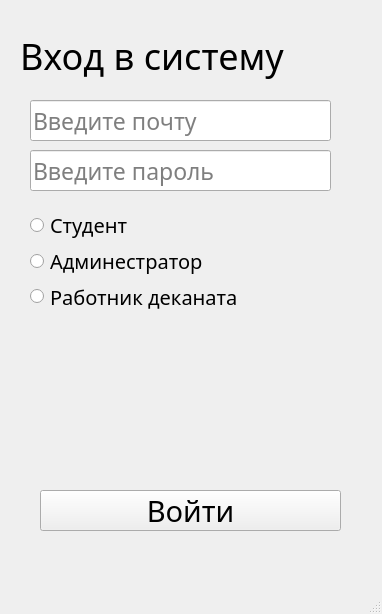
Above: App/Design/mainWindow.ui from rokisto2/Accomidation before the change. Below: the same form after it.
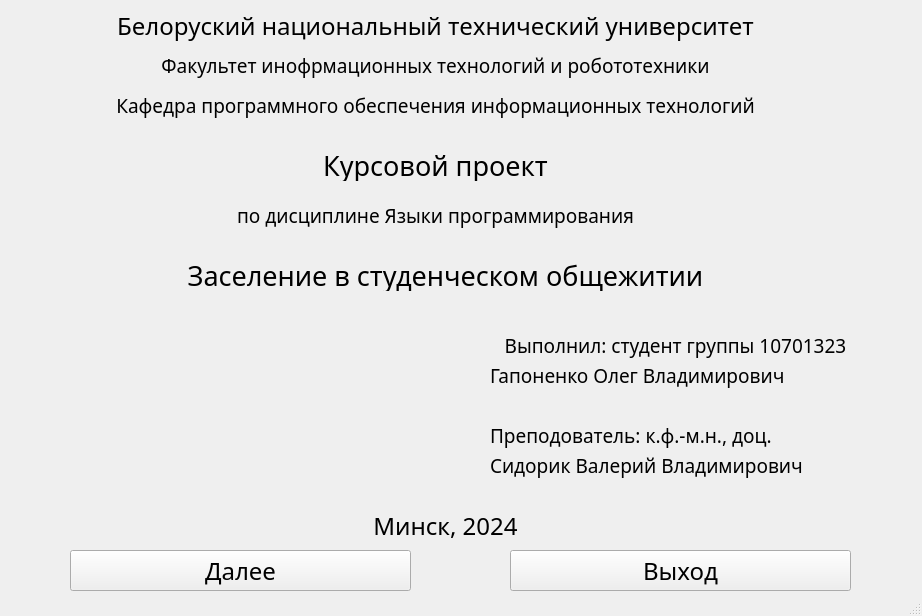
That is the form after the change. Icons and pictures are not drawn.

The edit to the form file:
```diff
--- a/App/Design/mainWindow.ui
+++ b/App/Design/mainWindow.ui
@@ -6,8 +6,8 @@
    <rect>
     <x>0</x>
     <y>0</y>
-    <width>382</width>
-    <height>614</height>
+    <width>922</width>
+    <height>616</height>
    </rect>
   </property>
   <property name="windowTitle">
@@ -17,156 +17,292 @@
    <widget class="QLabel" name="label">
     <property name="geometry">
      <rect>
-      <x>20</x>
-      <y>30</y>
-      <width>331</width>
-      <height>51</height>
+      <x>60</x>
+      <y>10</y>
+      <width>751</width>
+      <height>31</height>
      </rect>
     </property>
     <property name="font">
      <font>
-      <family>Ubuntu Mono</family>
-      <pointsize>27</pointsize>
+      <family>Cascadia Mono</family>
+      <pointsize>18</pointsize>
      </font>
     </property>
     <property name="text">
-     <string>Вход в систему</string>
+     <string>Белоруский национальный технический университет</string>
     </property>
+    <property name="alignment">
+     <set>Qt::AlignmentFlag::AlignCenter</set>
+    </property>
    </widget>
-   <widget class="QLineEdit" name="mail">
+   <widget class="QLabel" name="label_2">
     <property name="geometry">
      <rect>
-      <x>30</x>
-      <y>100</y>
-      <width>301</width>
-      <height>41</height>
+      <x>60</x>
+      <y>50</y>
+      <width>751</width>
+      <height>31</height>
      </rect>
     </property>
     <property name="font">
      <font>
-      <family>Ubuntu Mono</family>
-      <pointsize>17</pointsize>
+      <family>Cascadia Mono</family>
+      <pointsize>14</pointsize>
      </font>
     </property>
-    <property name="inputMask">
-     <string/>
+    <property name="text">
+     <string>Факультет инофрмационных технологий и робототехники</string>
     </property>
+    <property name="alignment">
+     <set>Qt::AlignmentFlag::AlignCenter</set>
+    </property>
+   </widget>
+   <widget class="QLabel" name="label_3">
+    <property name="geometry">
+     <rect>
+      <x>60</x>
+      <y>90</y>
+      <width>751</width>
+      <height>31</height>
+     </rect>
+    </property>
+    <property name="font">
+     <font>
+      <family>Cascadia Mono</family>
+      <pointsize>14</pointsize>
+     </font>
+    </property>
     <property name="text">
-     <string extracomment=" "/>
+     <string>Кафедра программного обеспечения информационных технологий</string>
     </property>
-    <property name="placeholderText">
-     <string>Введите почту</string>
+    <property name="alignment">
+     <set>Qt::AlignmentFlag::AlignCenter</set>
     </property>
    </widget>
-   <widget class="QLineEdit" name="password">
+   <widget class="QLabel" name="label_4">
     <property name="geometry">
      <rect>
-      <x>30</x>
+      <x>60</x>
       <y>150</y>
-      <width>301</width>
-      <height>41</height>
+      <width>751</width>
+      <height>31</height>
      </rect>
     </property>
     <property name="font">
      <font>
-      <family>Ubuntu Mono</family>
-      <pointsize>17</pointsize>
+      <family>Cascadia Mono</family>
+      <pointsize>20</pointsize>
      </font>
     </property>
-    <property name="inputMask">
-     <string/>
+    <property name="text">
+     <string>Курсовой проект</string>
     </property>
+    <property name="alignment">
+     <set>Qt::AlignmentFlag::AlignCenter</set>
+    </property>
+   </widget>
+   <widget class="QLabel" name="label_5">
+    <property name="geometry">
+     <rect>
+      <x>60</x>
+      <y>200</y>
+      <width>751</width>
+      <height>31</height>
+     </rect>
+    </property>
+    <property name="font">
+     <font>
+      <family>Cascadia Mono</family>
+      <pointsize>14</pointsize>
+     </font>
+    </property>
     <property name="text">
-     <string extracomment=" "/>
+     <string>по дисциплине Языки программирования</string>
     </property>
-    <property name="placeholderText">
-     <string>Введите пароль</string>
+    <property name="alignment">
+     <set>Qt::AlignmentFlag::AlignCenter</set>
     </property>
    </widget>
-   <widget class="QPushButton" name="loginButton">
+   <widget class="QLabel" name="label_6">
     <property name="geometry">
      <rect>
-      <x>40</x>
-      <y>490</y>
-      <width>301</width>
+      <x>70</x>
+      <y>260</y>
+      <width>751</width>
+      <height>31</height>
+     </rect>
+    </property>
+    <property name="font">
+     <font>
+      <family>Cascadia Mono</family>
+      <pointsize>20</pointsize>
+     </font>
+    </property>
+    <property name="text">
+     <string>Заселение в студенческом общежитии</string>
+    </property>
+    <property name="alignment">
+     <set>Qt::AlignmentFlag::AlignCenter</set>
+    </property>
+   </widget>
+   <widget class="QLabel" name="label_7">
+    <property name="geometry">
+     <rect>
+      <x>490</x>
+      <y>330</y>
+      <width>371</width>
+      <height>31</height>
+     </rect>
+    </property>
+    <property name="font">
+     <font>
+      <family>Cascadia Mono</family>
+      <pointsize>14</pointsize>
+     </font>
+    </property>
+    <property name="text">
+     <string>Выполнил: студент группы 10701323</string>
+    </property>
+    <property name="alignment">
+     <set>Qt::AlignmentFlag::AlignCenter</set>
+    </property>
+   </widget>
+   <widget class="QLabel" name="label_8">
+    <property name="geometry">
+     <rect>
+      <x>490</x>
+      <y>360</y>
+      <width>371</width>
+      <height>31</height>
+     </rect>
+    </property>
+    <property name="font">
+     <font>
+      <family>Cascadia Mono</family>
+      <pointsize>14</pointsize>
+     </font>
+    </property>
+    <property name="text">
+     <string>Гапоненко Олег Владимирович</string>
+    </property>
+   </widget>
+   <widget class="QLabel" name="label_9">
+    <property name="geometry">
+     <rect>
+      <x>490</x>
+      <y>420</y>
+      <width>371</width>
+      <height>31</height>
+     </rect>
+    </property>
+    <property name="font">
+     <font>
+      <family>Cascadia Mono</family>
+      <pointsize>14</pointsize>
+     </font>
+    </property>
+    <property name="text">
+     <string>Преподователь: к.ф.-м.н., доц.</string>
+    </property>
+   </widget>
+   <widget class="QLabel" name="label_10">
+    <property name="geometry">
+     <rect>
+      <x>490</x>
+      <y>450</y>
+      <width>371</width>
+      <height>31</height>
+     </rect>
+    </property>
+    <property name="font">
+     <font>
+      <family>Cascadia Mono</family>
+      <pointsize>14</pointsize>
+     </font>
+    </property>
+    <property name="text">
+     <string>Сидорик Валерий Владимирович</string>
+    </property>
+   </widget>
+   <widget class="QLabel" name="label_11">
+    <property name="geometry">
+     <rect>
+      <x>70</x>
+      <y>510</y>
+      <width>751</width>
+      <height>31</height>
+     </rect>
+    </property>
+    <property name="font">
+     <font>
+      <family>Cascadia Mono</family>
+      <pointsize>18</pointsize>
+     </font>
+    </property>
+    <property name="text">
+     <string>Минск, 2024</string>
+    </property>
+    <property name="alignment">
+     <set>Qt::AlignmentFlag::AlignCenter</set>
+    </property>
+   </widget>
+   <widget class="QPushButton" name="pushButton">
+    <property name="geometry">
+     <rect>
+      <x>70</x>
+      <y>550</y>
+      <width>341</width>
       <height>41</height>
      </rect>
     </property>
     <property name="font">
      <font>
-      <family>Ubuntu Mono</family>
-      <pointsize>22</pointsize>
+      <family>Cascadia Mono</family>
+      <pointsize>18</pointsize>
      </font>
     </property>
     <property name="text">
-     <string>Войти</string>
+     <string>Далее</string>
     </property>
-    <property name="checkable">
-     <bool>false</bool>
+   </widget>
+   <widget class="QPushButton" name="pushButton_2">
+    <property name="geometry">
+     <rect>
+      <x>510</x>
+      <y>550</y>
+      <width>341</width>
+      <height>41</height>
+     </rect>
     </property>
-    <property name="checked">
-     <bool>false</bool>
+    <property name="font">
+     <font>
+      <family>Cascadia Mono</family>
+      <pointsize>18</pointsize>
+     </font>
     </property>
-    <property name="autoDefault">
-     <bool>false</bool>
+    <property name="text">
+     <string>Выход</string>
     </property>
    </widget>
-   <widget class="QWidget" name="layoutWidget">
+   <widget class="QLabel" name="label_12">
     <property name="geometry">
      <rect>
       <x>30</x>
-      <y>210</y>
-      <width>208</width>
-      <height>101</height>
+      <y>320</y>
+      <width>381</width>
+      <height>171</height>
      </rect>
     </property>
-    <property name="font">
-     <font>
-      <family>Ubuntu Mono</family>
-      <pointsize>15</pointsize>
-     </font>
+    <property name="text">
+     <string/>
     </property>
-    <layout class="QVBoxLayout" name="verticalLayout">
-     <item>
-      <widget class="QRadioButton" name="radioStudent">
-       <property name="font">
-        <font>
-         <family>Ubuntu Mono</family>
-         <pointsize>15</pointsize>
-        </font>
-       </property>
-       <property name="text">
-        <string>Студент</string>
-       </property>
-      </widget>
-     </item>
-     <item>
-      <widget class="QRadioButton" name="radioAdministration">
-       <property name="font">
-        <font>
-         <family>Ubuntu Mono</family>
-         <pointsize>15</pointsize>
-        </font>
-       </property>
-       <property name="text">
-        <string>Админестратор</string>
-       </property>
-      </widget>
-     </item>
-     <item>
-      <widget class="QRadioButton" name="radioDeaneryStaff">
-       <property name="font">
-        <font>
-         <family>Ubuntu Mono</family>
-         <pointsize>15</pointsize>
-        </font>
-       </property>
-       <property name="text">
-        <string>Работник деканата</string>
-       </property>
-      </widget>
-     </item>
-    </layout>
+    <property name="pixmap">
+     <pixmap>../../../../Downloads/MAI_1600x100_Zaselenie-v-obshchezhitie_01.jpg</pixmap>
+    </property>
+    <property name="scaledContents">
+     <bool>true</bool>
+    </property>
    </widget>
   </widget>
   <widget class="QMenuBar" name="menubar">
```
Left out of the diff: 10 changed lines with no effect on the pictures.
